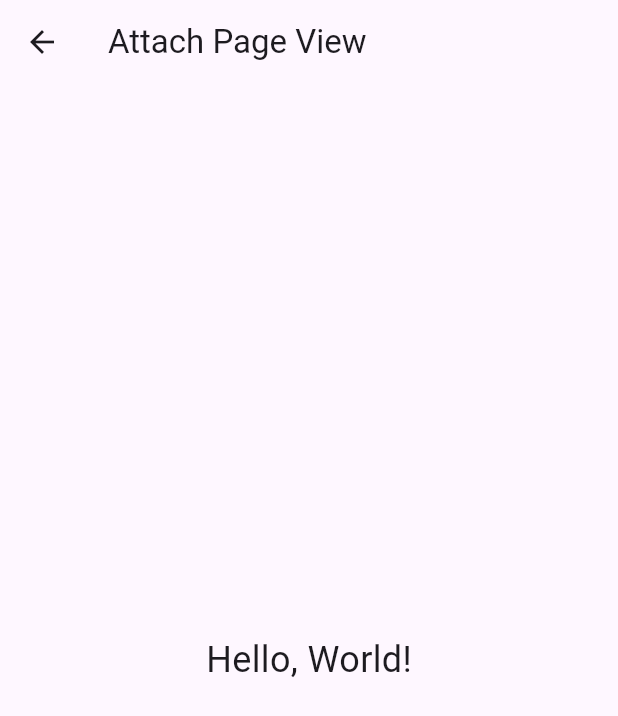
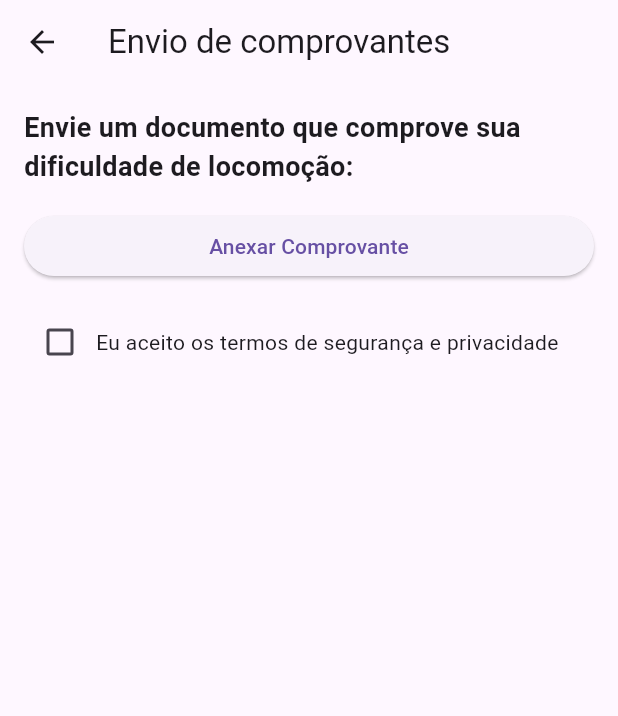
Before and after one commit to Ava-Dynamics/MediAcesso, a Flutter app: the AttachPageView screen opened directly, on a phone screen of 412 x 824 dp. Shown: the top 716 px of the screen. Run offline on Flutter 3.47's test engine with Material 3 defaults, Android fonts, the phone set to English and light mode, and no system bars; our stand-ins replace image_picker; missing offline and left inert: validadores.

Commit message:
Subindo as views do final do primeiro fluxo
Criado duas views para a classe attachPage, uma para o questionario de medicamentos com mobilidade e outra para anexo de comprovantes de mobilidade.

```diff
--- /dev/null
+++ b/health_4_all/devtools_options.yaml
@@ -0,0 +1 @@
+extensions:
--- a/health_4_all/lib/features/attachPage/attach_page_model.dart
+++ b/health_4_all/lib/features/attachPage/attach_page_model.dart
@@ -1,3 +1,4 @@
+import 'package:flutter/material.dart';
 
 enum MedicationCategory {
   AntiHipertensivos,
@@ -7,11 +8,15 @@ enum MedicationCategory {
 }
 
 class AttachPageModel {
-  MedicationCategory category;
-  String medicationName;
+  String mobilityDifficulty;
+  List<MedicationCategory> selectedCategories;
+  String? loadedDocumentName;
+  bool agreedToTerms;
 
   AttachPageModel({
-    required this.category,
-    required this.medicationName,
+    required this.mobilityDifficulty,
+    required this.selectedCategories,
+    this.loadedDocumentName,
+    this.agreedToTerms = false,
   });
 }
--- a/health_4_all/lib/features/attachPage/attach_page_view.dart
+++ b/health_4_all/lib/features/attachPage/attach_page_view.dart
@@ -1,18 +1,123 @@
 import 'package:flutter/material.dart';
+import 'package:image_picker/image_picker.dart';
+import 'package:health_4_all/features/attachPage/attach_page_view_model.dart';
+import 'package:provider/provider.dart';
 
-class AttachPageView extends StatelessWidget {
+class AttachPageView extends StatefulWidget {
+  @override
+  _AttachPageViewState createState() => _AttachPageViewState();
+}
+
+class _AttachPageViewState extends State<AttachPageView> {
+  final GlobalKey<ScaffoldState> _scaffoldKey = GlobalKey<ScaffoldState>();
+  final TextEditingController _mobilityDifficultyController = TextEditingController();
+
   @override
   Widget build(BuildContext context) {
-    return Scaffold(
-      appBar: AppBar(
-        title: Text('Attach Page View'),
-      ),
-      body: Center(
-        child: Text(
-          'Hello, World!',
-          style: TextStyle(fontSize: 24.0),
-        ),
+    return ChangeNotifierProvider(
+      create: (context) => AttachPageViewModel(),
+      child: Consumer<AttachPageViewModel>(
+        builder: (context, model, _) {
+          return Scaffold(
+            key: _scaffoldKey,
+            appBar: AppBar(
+              title: Text('Envio de comprovantes'),
+            ),
+            body: SingleChildScrollView(
+              child: Padding(
+                padding: const EdgeInsets.all(16.0),
+                child: Column(
+                  crossAxisAlignment: CrossAxisAlignment.stretch,
+                  children: [
+                    const Text(
+                      'Envie um documento que comprove sua dificuldade de locomoção:',
+                      style: TextStyle(
+                        fontSize: 18.0,
+                        fontWeight: FontWeight.bold,
+                      ),
+                    ),
+                    const SizedBox(height: 16.0),
+                    ElevatedButton(
+                      onPressed: () {
+                        _attachProof(model);
+                      },
+                      child: const Text('Anexar Comprovante'),
+                    ),
+                    if (model.model.loadedDocumentName != null)
+                      const SizedBox(height: 16.0),
+                    if (model.model.loadedDocumentName != null)
+                      Row(
+                        children: [
+                          Expanded(
+                            child: Text(
+                              'Documento Carregado: ${model.model.loadedDocumentName}',
+                              style: TextStyle(
+                                fontSize: 18.0,
+                                fontWeight: FontWeight.bold,
+                              ),
+                            ),
+                          ),
+                          IconButton(
+                            icon: Icon(Icons.delete),
+                            onPressed: () {
+                              _deleteAttachedDocument(model);
+                            },
+                          ),
+                        ],
+                      ),
+                    const SizedBox(height: 16.0),
+                    Row(
+                      children: [
+                        Checkbox(
+                          value: model.model.agreedToTerms,
+                          onChanged: (value) {
+                            model.updateAgreedToTerms(value ?? false);
+                          },
+                        ),
+                        Flexible(
+                          child: Text(
+                            'Eu aceito os termos de segurança e privacidade',
+                            softWrap: true,
+                          ),
+                        ),
+    ],
+    )
+
+                  ],
+                ),
+              ),
+            ),
+          );
+        },
       ),
     );
   }
+
+  Future<void> _attachProof(AttachPageViewModel model) async {
+    final picker = ImagePicker();
+    final pickedFile = await picker.getImage(source: ImageSource.gallery);
+
+    if (pickedFile != null) {
+      model.attachProof(pickedFile.path);
+      print('Imagem anexada: ${pickedFile.path}');
+    }
+  }
+
+  void _deleteAttachedDocument(AttachPageViewModel model) {
+    model.deleteAttachedDocument();
+  }
 }
+
+class FormMedicationsView extends StatelessWidget {
+  @override
+  Widget build(BuildContext context) {
+    // Restante do código que foi removido da AttachPageView...
+    return Container();
+  }
+}
+
+void main() {
+  runApp(MaterialApp(
+    home: AttachPageView(),
+  ));
+}
--- /dev/null
+++ b/health_4_all/lib/features/attachPage/attach_page_view_model.dart
@@ -0,0 +1,61 @@
+import 'package:flutter/material.dart';
+
+enum MedicationCategory {
+  AntiHipertensivos,
+  Antidiabeticos,
+  Broncodilatadores,
+  Geral,
+}
+
+class AttachPageModel {
+  String mobilityDifficulty;
+  List<MedicationCategory> selectedCategories;
+  String? loadedDocumentName;
+  bool agreedToTerms;
+
+  AttachPageModel({
+    required this.mobilityDifficulty,
+    required this.selectedCategories,
+    this.loadedDocumentName,
+    this.agreedToTerms = false,
+  });
+}
+
+class AttachPageViewModel extends ChangeNotifier {
+  AttachPageModel _model = AttachPageModel(
+    mobilityDifficulty: '',
+    selectedCategories: [],
+    agreedToTerms: false,
+  );
+
+  AttachPageModel get model => _model;
+
+  void updateMobilityDifficulty(String value) {
+    _model.mobilityDifficulty = value;
+    notifyListeners();
+  }
+
+  void toggleCategory(MedicationCategory category, bool value) {
+    if (value) {
+      _model.selectedCategories.add(category);
+    } else {
+      _model.selectedCategories.remove(category);
+    }
+    notifyListeners();
+  }
+
+  void updateAgreedToTerms(bool value) {
+    _model.agreedToTerms = value;
+    notifyListeners();
+  }
+
+  void attachProof(String imagePath) {
+    _model.loadedDocumentName = imagePath.split('/').last;
+    notifyListeners();
+  }
+
+  void deleteAttachedDocument() {
+    _model.loadedDocumentName = null;
+    notifyListeners();
+  }
+}
--- a/health_4_all/lib/features/formElegibility/form_elegibility_view.dart
+++ b/health_4_all/lib/features/formElegibility/form_elegibility_view.dart
@@ -1,5 +1,5 @@
 import 'package:flutter/material.dart';
-import 'package:health_4_all/features/attachPage/attach_page_view.dart';
+import 'package:health_4_all/features/formMedications/form_medications_view.dart';
 import 'package:health_4_all/features/formElegibility/form_elegibility_view_model.dart';
 
 class FormElegibilityView extends StatefulWidget {
@@ -160,7 +160,7 @@ String _formattedCPF(String unformattedCPF) {
     if (viewModel.isFormValid()) {
       Navigator.push(
         context,
-        MaterialPageRoute(builder: (context) => AttachPageView()),
+        MaterialPageRoute(builder: (context) => FormMedicationsView()),
       );
     } else {
       _showErrorSnackBar('Todos os campos são obrigatórios e o CPF deve ser válido');
--- a/health_4_all/pubspec.yaml
+++ b/health_4_all/pubspec.yaml
@@ -11,6 +11,7 @@ dependencies:
     sdk: flutter
   provider: ^6.1.1
   validadores: ^1.0.9
+  image_picker: ^0.8.4
 
 dev_dependencies:
   flutter_test:
```
Also changed, not shown: health_4_all/lib/features/formMedications/form_medications_view.dart (added, +121 -0 lines), health_4_all/lib/features/formMedications/form_medication_model.dart (added), health_4_all/lib/features/formMedications/form_medications_view_model.dart (added), health_4_all/pubspec.lock, 7 other files.
